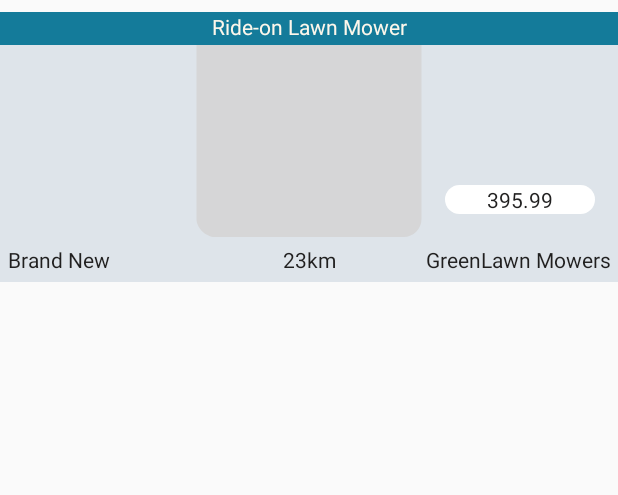
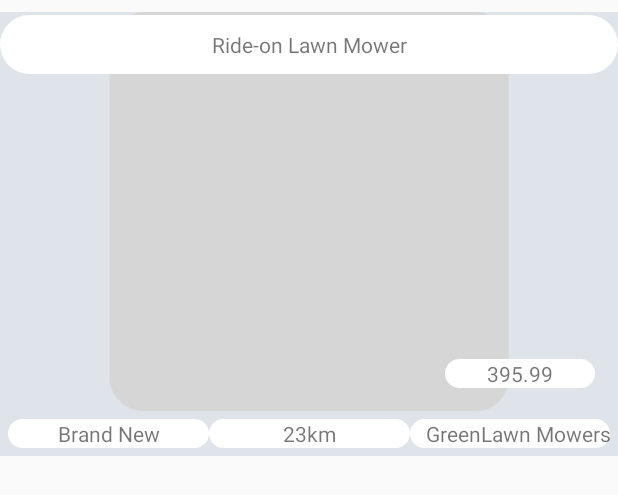
Before and after one commit to Rob-Jay/Mobile-dev, an Android app: the layout advertisement_item.xml on its own in the app's theme, with its tools: preview values and no code run, on a phone screen of 412 x 824 dp. Shown: the top 495 px of the screen. Run offline under Robolectric (Android 15) with nearby library versions, the phone set to English and light mode, and no system bars.

Commit message:
Slightly edited advertisement xml file, added backgrounds

```diff
--- /dev/null
+++ b/app/src/main/res/drawable/main_activity_button.xml
@@ -0,0 +1,7 @@
+<?xml version="1.0" encoding="utf-8"?>
+<shape xmlns:android="http://schemas.android.com/apk/res/android"
+    android:shape="rectangle">
+    <solid android:color="@color/colorPrimary"/>
+    <corners android:radius="20dp"/>
+
+</shape>
--- a/app/src/main/res/layout/advertisement_item.xml
+++ b/app/src/main/res/layout/advertisement_item.xml
@@ -1,6 +1,5 @@
 <?xml version="1.0" encoding="utf-8"?>
 <RelativeLayout xmlns:android="http://schemas.android.com/apk/res/android"
-    xmlns:app="http://schemas.android.com/apk/res-auto"
     android:id="@+id/parentLayout"
     android:layout_width="match_parent"
     android:layout_height="wrap_content"
@@ -10,39 +9,32 @@
     <ImageView
         android:id="@+id/advertisementImage"
         android:layout_width="match_parent"
-        android:layout_height="150dp"
-        android:layout_alignParentEnd="true"
-        android:layout_marginEnd="0dp"
+        android:layout_height="266dp"
+        android:background="@drawable/ic_attach_image_foreground"
         android:contentDescription="@string/ai_imageContentDescription"
         android:src="@mipmap/ic_launcher" />
 
     <TextView
         android:id="@+id/advertisementTitle"
         android:layout_width="match_parent"
-        android:layout_height="22dp"
-        android:layout_alignTop="@id/advertisementImage"
-        android:layout_alignBottom="@id/advertisementImage"
-        android:layout_alignParentTop="true"
-        android:layout_alignParentEnd="true"
-        android:layout_centerHorizontal="true"
-        android:layout_marginEnd="0dp"
-        android:layout_marginBottom="128dp"
-        android:background="@color/colorPrimary"
+        android:layout_height="wrap_content"
+        android:layo="@id/advertisementImage"
+        android:layout_marginTop="2dp"
+        android:background="@drawable/round_text"
+        android:padding="10dp"
         android:text="@string/ai_title"
-        android:textAlignment="center"
-        android:textColor="@color/colorActivity1" />
+        android:textAlignment="center" />
 
     <TextView
         android:id="@+id/advertisementPrice"
+        android:background="@drawable/round_text"
         android:layout_width="100dp"
         android:layout_height="wrap_content"
         android:layout_alignBottom="@id/advertisementImage"
         android:layout_alignParentEnd="true"
         android:layout_margin="15dp"
         android:text="@string/ai_price"
-        android:textAlignment="center"
-        android:textColor="@color/textDark"
-        android:background="@drawable/round_text"/>
+        android:textAlignment="center" />
 
     <GridLayout
         android:layout_width="match_parent"
@@ -54,31 +46,32 @@
 
         <TextView
             android:id="@+id/advertisementQuality"
+            android:gravity="center"
+            android:background="@drawable/round_text"
             android:layout_width="0dp"
+            android:layout_height="match_parent"
             android:layout_column="0"
             android:layout_columnWeight="1"
             android:text="@string/ai_quality"
-            android:textAlignment="viewStart"
-            android:textColor="@color/textDark"
-            app:autoSizeTextType="uniform" />
+             />
 
         <TextView
             android:id="@+id/advertisementDistance"
+            android:background="@drawable/round_text"
             android:layout_width="0dp"
             android:layout_column="1"
             android:layout_columnWeight="1"
             android:text="@string/ai_distance"
-            android:textAlignment="center"
-            android:textColor="@color/textDark" />
+            android:textAlignment="center" />
 
         <TextView
             android:id="@+id/advertisementSeller"
+            android:background="@drawable/round_text"
             android:layout_width="0dp"
             android:layout_column="2"
             android:layout_columnWeight="1"
             android:text="@string/ai_seller"
-            android:textAlignment="viewEnd"
-            android:textColor="@color/textDark" />
+            android:textAlignment="viewEnd" />
 
     </GridLayout>
 
```
